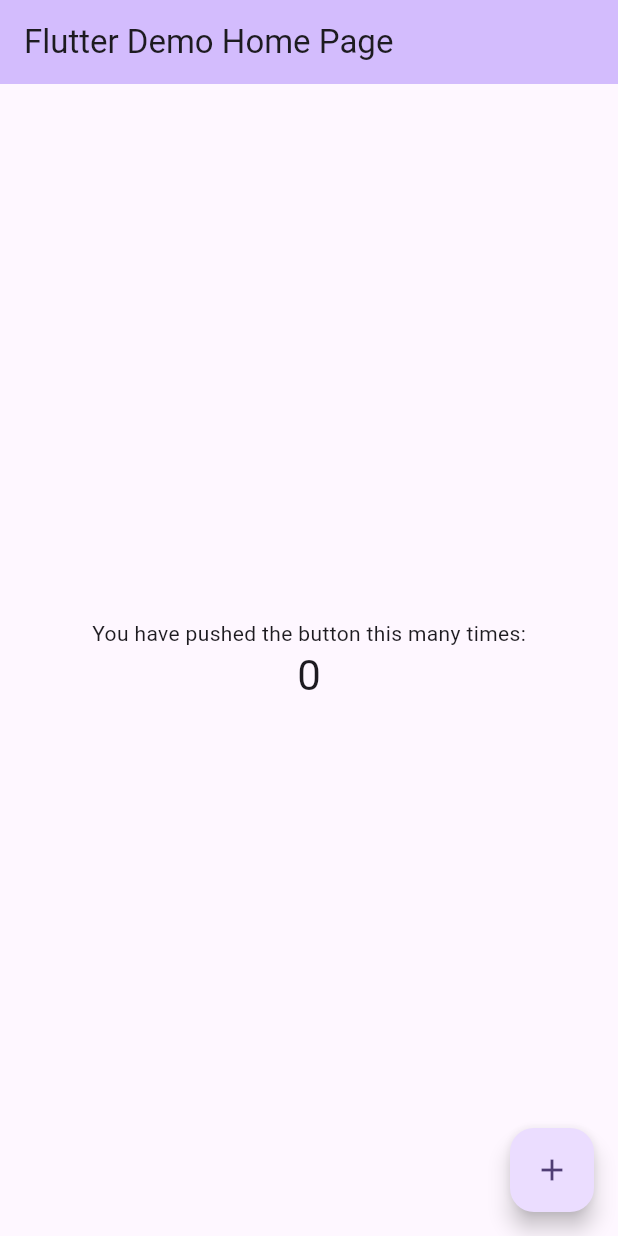
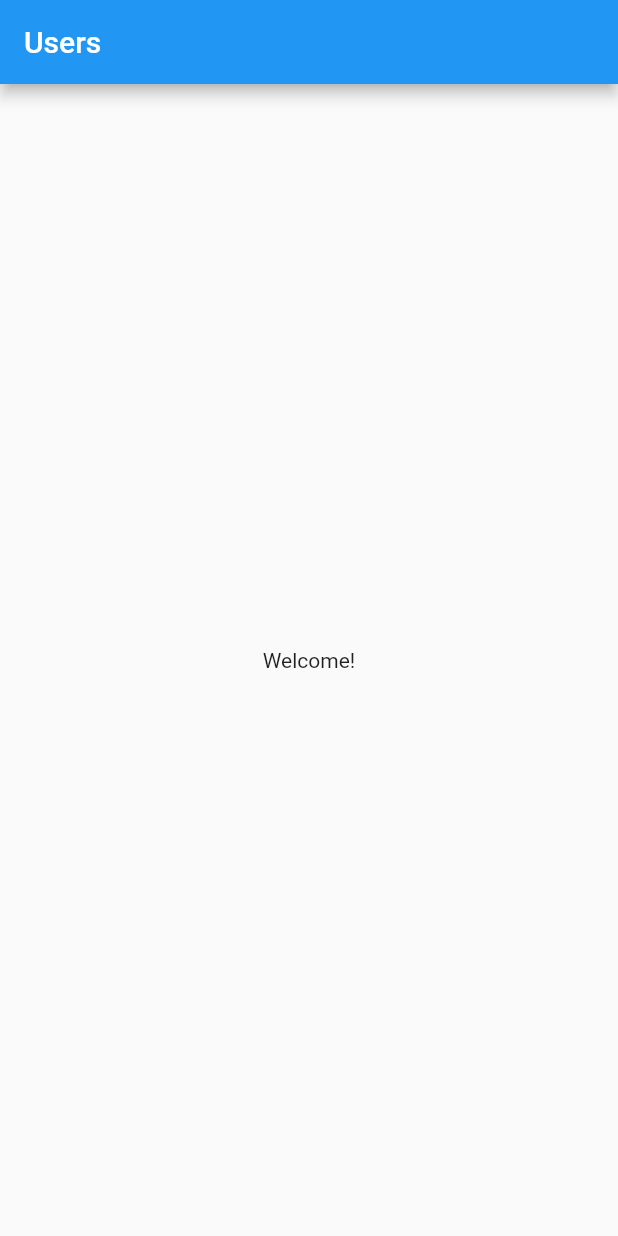
Before and after one commit to CamiloEscobar98/Test-Project-Flutter, a Flutter app: the screen it shows after launch, on a phone screen of 412 x 824 dp. Run offline on Flutter 3.47's test engine with Material 2 defaults, Android fonts, the phone set to English and light mode, and no system bars.

Commit message:
Creando primera screen, router, exports, constants, etcétera.

```diff
--- /dev/null
+++ b/lib/constants/exports.dart
@@ -0,0 +1 @@
+export 'routes.dart';
--- /dev/null
+++ b/lib/constants/routes.dart
@@ -0,0 +1,3 @@
+// ignore_for_file: constant_identifier_names
+
+const String USER_SCREEN = 'users';
--- a/lib/main.dart
+++ b/lib/main.dart
@@ -1,125 +1,23 @@
 import 'package:flutter/material.dart';
+import 'package:test_project_flutter/routes/routes.dart';
 
 void main() {
-  runApp(const MyApp());
+  runApp(MyApp(
+    router: RouterApplication(),
+  ));
 }
 
 class MyApp extends StatelessWidget {
-  const MyApp({super.key});
+  final RouterApplication router;
+  const MyApp({super.key, required this.router});
 
-  // This widget is the root of your application.
   @override
   Widget build(BuildContext context) {
     return MaterialApp(
-      title: 'Flutter Demo',
-      theme: ThemeData(
-        // This is the theme of your application.
-        //
-        // TRY THIS: Try running your application with "flutter run". You'll see
-        // the application has a blue toolbar. Then, without quitting the app,
-        // try changing the seedColor in the colorScheme below to Colors.green
-        // and then invoke "hot reload" (save your changes or press the "hot
-        // reload" button in a Flutter-supported IDE, or press "r" if you used
-        // the command line to start the app).
-        //
-        // Notice that the counter didn't reset back to zero; the application
-        // state is not lost during the reload. To reset the state, use hot
-        // restart instead.
-        //
-        // This works for code too, not just values: Most code changes can be
-        // tested with just a hot reload.
-        colorScheme: ColorScheme.fromSeed(seedColor: Colors.deepPurple),
-        useMaterial3: true,
-      ),
-      home: const MyHomePage(title: 'Flutter Demo Home Page'),
-    );
+      debugShowCheckedModeBanner: false,
+      theme: ThemeData(primarySwatch: Colors.blue),
+      onGenerateRoute: router.generateRoute,
+      )
+    ;
   }
 }
-
-class MyHomePage extends StatefulWidget {
-  const MyHomePage({super.key, required this.title});
-
-  // This widget is the home page of your application. It is stateful, meaning
-  // that it has a State object (defined below) that contains fields that affect
-  // how it looks.
-
-  // This class is the configuration for the state. It holds the values (in this
-  // case the title) provided by the parent (in this case the App widget) and
-  // used by the build method of the State. Fields in a Widget subclass are
-  // always marked "final".
-
-  final String title;
-
-  @override
-  State<MyHomePage> createState() => _MyHomePageState();
-}
-
-class _MyHomePageState extends State<MyHomePage> {
-  int _counter = 0;
-
-  void _incrementCounter() {
-    setState(() {
-      // This call to setState tells the Flutter framework that something has
-      // changed in this State, which causes it to rerun the build method below
-      // so that the display can reflect the updated values. If we changed
-      // _counter without calling setState(), then the build method would not be
-      // called again, and so nothing would appear to happen.
-      _counter++;
-    });
-  }
-
-  @override
-  Widget build(BuildContext context) {
-    // This method is rerun every time setState is called, for instance as done
-    // by the _incrementCounter method above.
-    //
-    // The Flutter framework has been optimized to make rerunning build methods
-    // fast, so that you can just rebuild anything that needs updating rather
-    // than having to individually change instances of widgets.
-    return Scaffold(
-      appBar: AppBar(
-        // TRY THIS: Try changing the color here to a specific color (to
-        // Colors.amber, perhaps?) and trigger a hot reload to see the AppBar
-        // change color while the other colors stay the same.
-        backgroundColor: Theme.of(context).colorScheme.inversePrimary,
-        // Here we take the value from the MyHomePage object that was created by
-        // the App.build method, and use it to set our appbar title.
-        title: Text(widget.title),
-      ),
-      body: Center(
-        // Center is a layout widget. It takes a single child and positions it
-        // in the middle of the parent.
-        child: Column(
-          // Column is also a layout widget. It takes a list of children and
-          // arranges them vertically. By default, it sizes itself to fit its
-          // children horizontally, and tries to be as tall as its parent.
-          //
-          // Column has various properties to control how it sizes itself and
-          // how it positions its children. Here we use mainAxisAlignment to
-          // center the children vertically; the main axis here is the vertical
-          // axis because Columns are vertical (the cross axis would be
-          // horizontal).
-          //
-          // TRY THIS: Invoke "debug painting" (choose the "Toggle Debug Paint"
-          // action in the IDE, or press "p" in the console), to see the
-          // wireframe for each widget.
-          mainAxisAlignment: MainAxisAlignment.center,
-          children: <Widget>[
-            const Text(
-              'You have pushed the button this many times:',
-            ),
-            Text(
-              '$_counter',
-              style: Theme.of(context).textTheme.headlineMedium,
-            ),
-          ],
-        ),
-      ),
-      floatingActionButton: FloatingActionButton(
-        onPressed: _incrementCounter,
-        tooltip: 'Increment',
-        child: const Icon(Icons.add),
-      ), // This trailing comma makes auto-formatting nicer for build methods.
-    );
-  }
-}
--- /dev/null
+++ b/lib/routes/routes.dart
@@ -0,0 +1,14 @@
+import 'package:flutter/material.dart';
+import 'package:test_project_flutter/screens/exports.dart';
+import 'package:test_project_flutter/constants/exports.dart';
+
+class RouterApplication {
+  Route generateRoute(RouteSettings settings) {
+    switch (settings.name) {
+      case USER_SCREEN:
+        return MaterialPageRoute(builder: (_) => const UserListScreen());
+      default:
+        return MaterialPageRoute(builder: (_) => const UserListScreen());
+    }
+  }
+}
--- /dev/null
+++ b/lib/screens/exports.dart
@@ -0,0 +1 @@
+export 'users/user_list_screen.dart';
--- /dev/null
+++ b/lib/screens/users/user_list_screen.dart
@@ -0,0 +1,22 @@
+import 'package:flutter/material.dart';
+
+class UserListScreen extends StatefulWidget {
+  const UserListScreen({super.key});
+
+  @override
+  State<UserListScreen> createState() => _UserListScreenState();
+}
+
+class _UserListScreenState extends State<UserListScreen> {
+  @override
+  Widget build(BuildContext context) {
+    return Scaffold(
+      appBar: AppBar(
+        title: const Text('Users'),
+      ),
+      body: const Center(
+        child: Text('Welcome!'),
+      ),
+    );
+  }
+}
```
Also changed, not shown: 1 other file.
